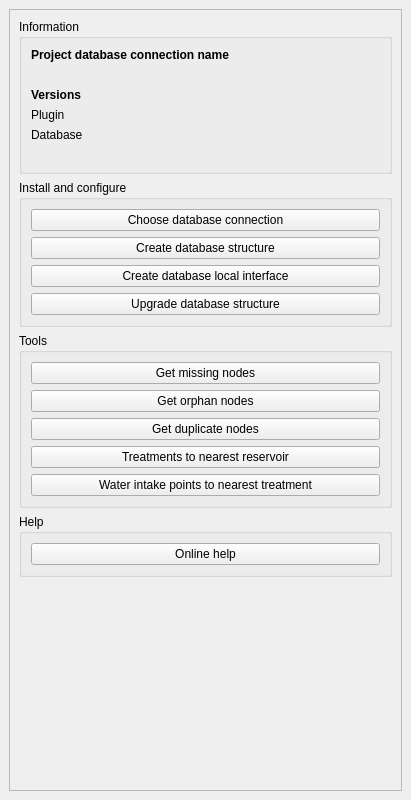
Qt form stareau/resources/ui/dockwidget_base.ui (3liz/qgis-stareau-plugin) before a commit.
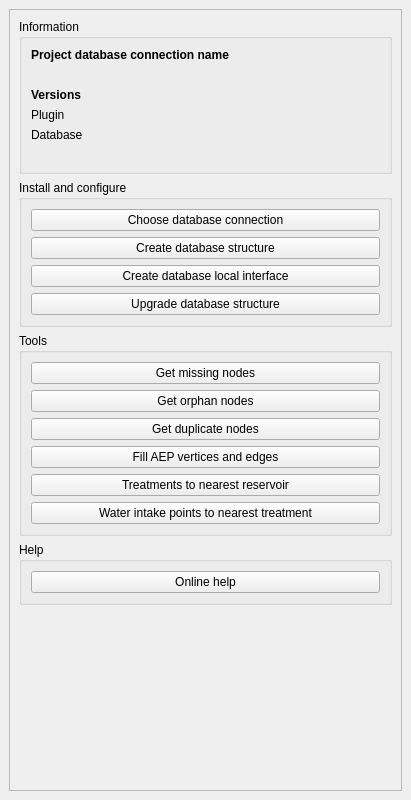
The same form after that commit.

Commit message: Add algo FillVertexEdges : fill graph schema with edges and vertex

The edit to the form file:
```diff
--- a/stareau/resources/ui/dockwidget_base.ui
+++ b/stareau/resources/ui/dockwidget_base.ui
@@ -191,6 +191,13 @@
              </property>
             </widget>
            </item>
+           <item>
+            <widget class="QPushButton" name="button_fill_vertices_edges_aep">
+             <property name="text">
+              <string>Fill AEP vertices and edges</string>
+             </property>
+            </widget>
+           </item>
            <item>
             <widget class="QPushButton" name="button_pipes_treatment_to_reservoir">
              <property name="text">
```
The commit also changes 4 other files.
